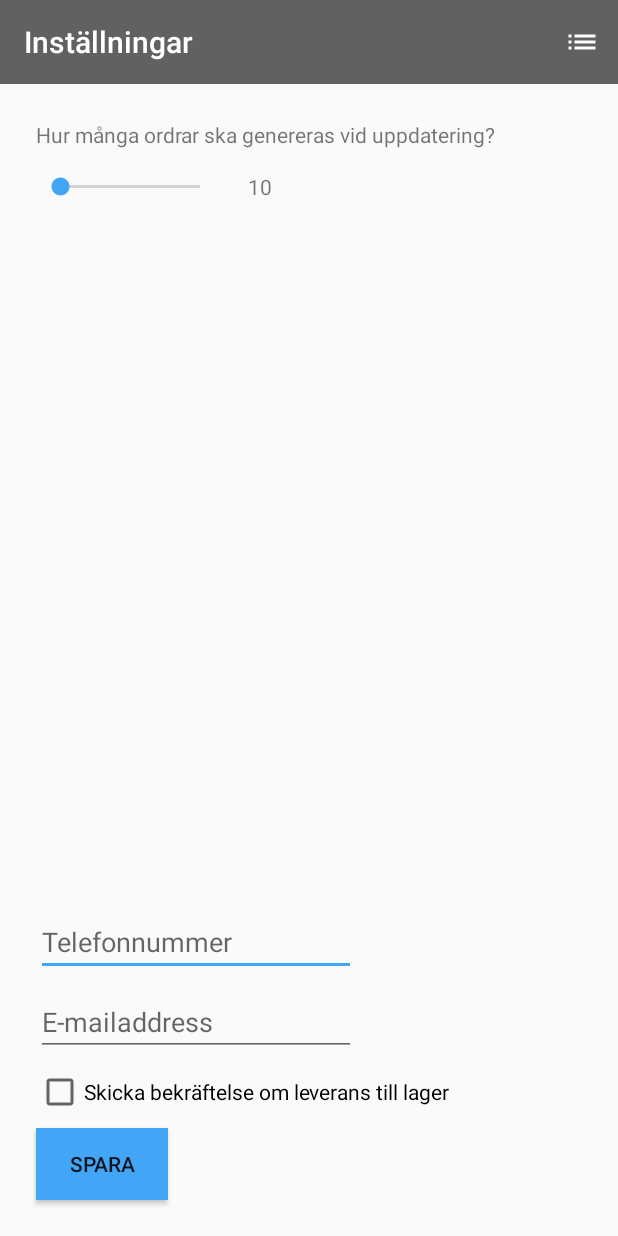
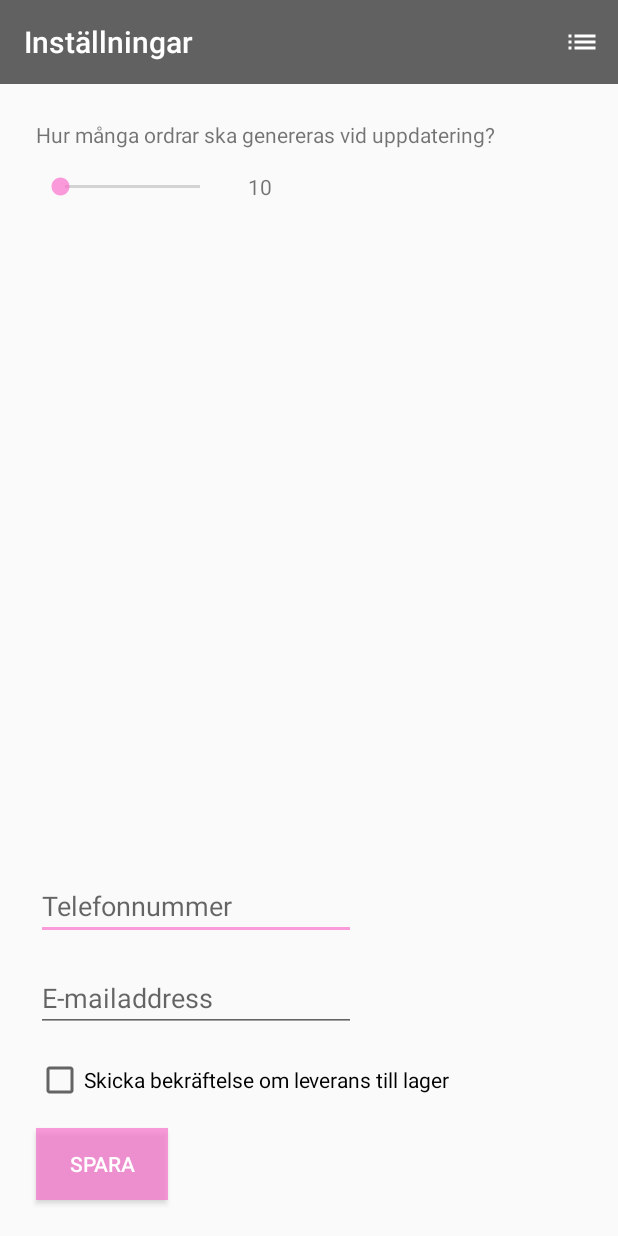
Before and after one commit to fransbernhard/Delivery, an Android app: the PreferenceActivity screen opened directly, with no data from a screen before it, on a phone screen of 412 x 824 dp. Run offline under Robolectric (Android 15) with nearby library versions, the phone set to English and light mode, and no system bars; Roboto replaces fonts that are not available here.

Commit message:
Modified Preference UI with different colors

```diff
--- a/app/src/main/res/layout/activity_preference.xml
+++ b/app/src/main/res/layout/activity_preference.xml
@@ -37,7 +37,7 @@
         android:id="@+id/sendConfirmation"
         android:layout_width="wrap_content"
         android:layout_height="wrap_content"
-        android:layout_marginBottom="8dp"
+        android:layout_marginBottom="16dp"
         android:text="Skicka bekräftelse om leverans till lager"
         app:layout_constraintBottom_toTopOf="@+id/buttonSave"
         app:layout_constraintStart_toStartOf="@+id/buttonSave"
@@ -47,7 +47,7 @@
         android:id="@+id/editPhoneNr"
         android:layout_width="wrap_content"
         android:layout_height="wrap_content"
-        android:layout_marginBottom="8dp"
+        android:layout_marginBottom="16dp"
         android:ems="10"
         android:hint="Telefonnummer"
         android:inputType="phone"
@@ -58,7 +58,7 @@
         android:id="@+id/editEmail"
         android:layout_width="wrap_content"
         android:layout_height="wrap_content"
-        android:layout_marginBottom="8dp"
+        android:layout_marginBottom="16dp"
         android:ems="10"
         android:hint="E-mailaddress"
         android:inputType="textEmailAddress"
@@ -71,9 +71,10 @@
         android:layout_height="wrap_content"
         android:layout_marginBottom="24dp"
         android:layout_marginStart="24dp"
-        android:background="@color/colorAccent"
+        android:background="@color/colorButtonfaded"
         android:onClick="clickedSave"
         android:text="Spara"
+        android:textColor="@android:color/white"
         app:layout_constraintBottom_toBottomOf="parent"
         app:layout_constraintStart_toStartOf="parent"
         tools:text="Spara" />
--- a/app/src/main/res/values/colors.xml
+++ b/app/src/main/res/values/colors.xml
@@ -2,7 +2,7 @@
 <resources>
     <color name="colorPrimary">#616161</color>
     <color name="colorPrimaryDark">#2d2d2d</color>
-    <color name="colorAccent">#42a5f5</color>
+    <color name="colorAccent">#aafa6bcb</color>
     <color name="colorButton">#fa6bcb</color>
     <color name="colorStart">#42a5f5</color>
     <color name="colorButtonfaded">#aafa6bcb</color>
```
